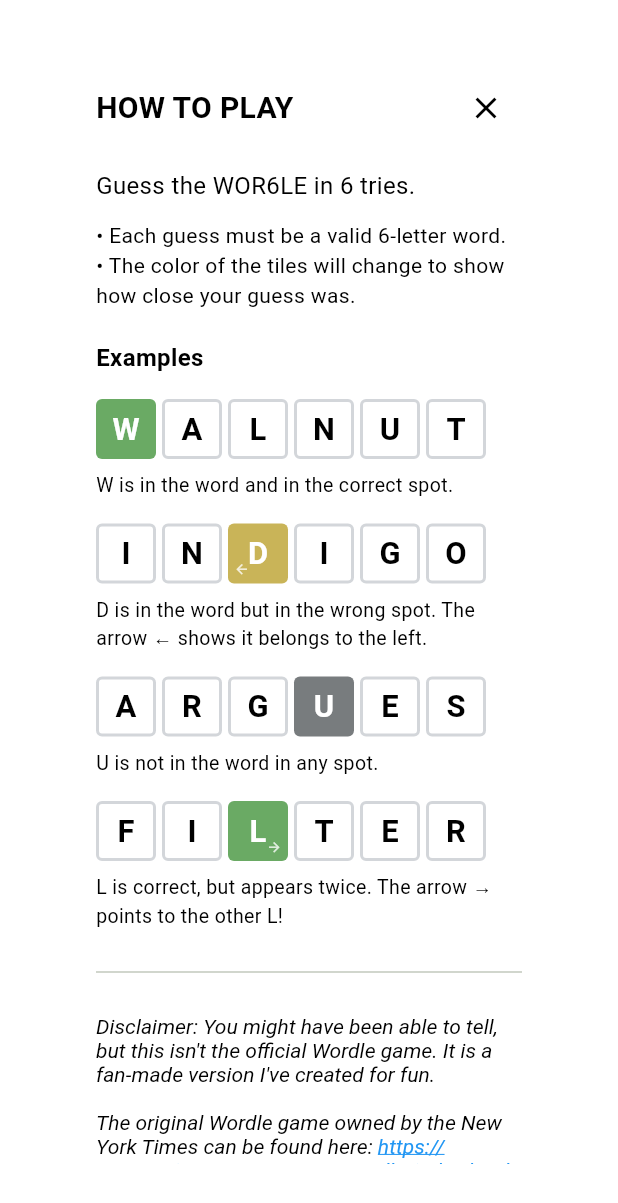
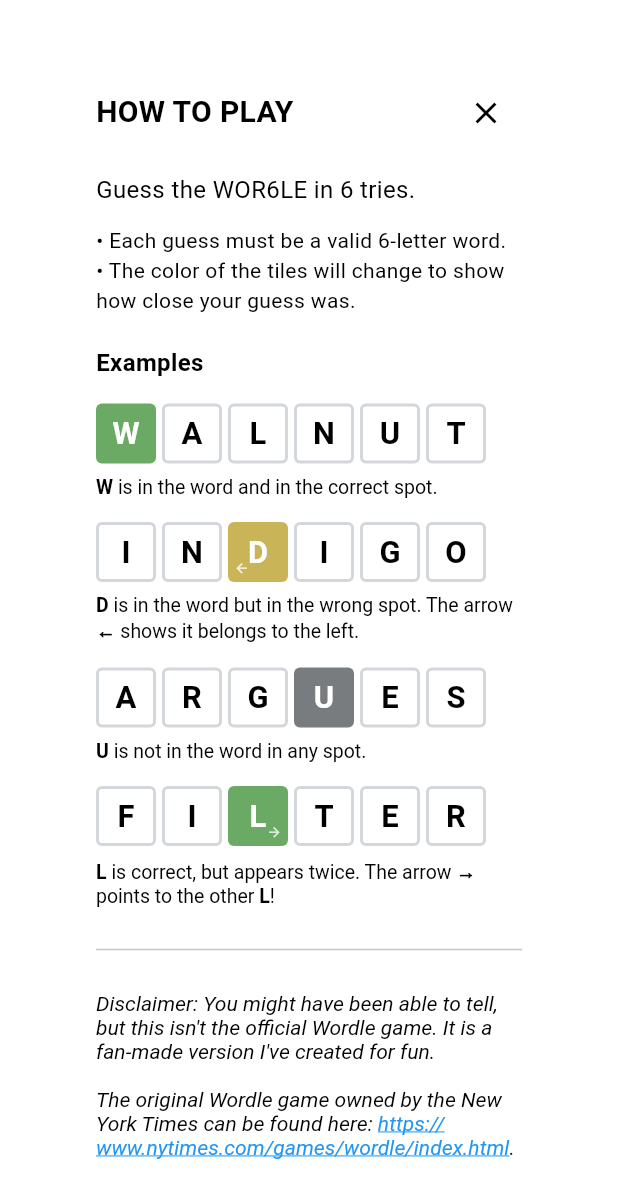
Before and after one commit to gridlocdev/wor6le, a Flutter app: the HelpDialog widget shown alone on an empty page, opened directly, on a phone screen of 412 x 824 dp. Shown: the top 1203 px of the screen. Run offline on Flutter 3.47's test engine with Material 3 defaults, Android fonts, the phone set to English and light mode, and no system bars; our stand-ins replace shared_preferences; accounts and stored records are empty; project files that could hold a hidden picture were left out.

Commit message:
make text bold for example letters and arrows

```diff
--- a/lib/dialogs/help_dialog.dart
+++ b/lib/dialogs/help_dialog.dart
@@ -80,17 +80,45 @@ class HelpDialog extends StatelessWidget {
                 ),
               ),
               const SizedBox(height: 16),
-              _buildExample('W is in the word and in the correct spot.', [
+              _buildExample(
+                TextSpan(
+                  children: [
+                    const TextSpan(
+                      text: 'W',
+                      style: TextStyle(fontWeight: FontWeight.bold),
+                    ),
+                    const TextSpan(
+                      text: ' is in the word and in the correct spot.',
+                    ),
+                  ],
+                ),
+                [
                   const TileState(letter: 'W', status: LetterStatus.correct),
                   const TileState(letter: 'A', status: LetterStatus.empty),
                   const TileState(letter: 'L', status: LetterStatus.empty),
                   const TileState(letter: 'N', status: LetterStatus.empty),
                   const TileState(letter: 'U', status: LetterStatus.empty),
                   const TileState(letter: 'T', status: LetterStatus.empty),
-              ]),
+                ],
+              ),
               const SizedBox(height: 16),
               _buildExample(
-                'D is in the word but in the wrong spot. The arrow ← shows it belongs to the left.',
+                TextSpan(
+                  children: [
+                    const TextSpan(
+                      text: 'D',
+                      style: TextStyle(fontWeight: FontWeight.bold),
+                    ),
+                    const TextSpan(
+                      text: ' is in the word but in the wrong spot. The arrow ',
+                    ),
+                    const TextSpan(
+                      text: '←',
+                      style: TextStyle(fontWeight: FontWeight.bold),
+                    ),
+                    const TextSpan(text: ' shows it belongs to the left.'),
+                  ],
+                ),
                 [
                   const TileState(letter: 'I', status: LetterStatus.empty),
                   const TileState(letter: 'N', status: LetterStatus.empty),
@@ -105,17 +133,48 @@ class HelpDialog extends StatelessWidget {
                 ],
               ),
               const SizedBox(height: 16),
-              _buildExample('U is not in the word in any spot.', [
+              _buildExample(
+                TextSpan(
+                  children: [
+                    const TextSpan(
+                      text: 'U',
+                      style: TextStyle(fontWeight: FontWeight.bold),
+                    ),
+                    const TextSpan(text: ' is not in the word in any spot.'),
+                  ],
+                ),
+                [
                   const TileState(letter: 'A', status: LetterStatus.empty),
                   const TileState(letter: 'R', status: LetterStatus.empty),
                   const TileState(letter: 'G', status: LetterStatus.empty),
                   const TileState(letter: 'U', status: LetterStatus.absent),
                   const TileState(letter: 'E', status: LetterStatus.empty),
                   const TileState(letter: 'S', status: LetterStatus.empty),
-              ]),
+                ],
+              ),
               const SizedBox(height: 16),
               _buildExample(
-                'L is correct, but appears twice. The arrow → points to the other L!',
+                TextSpan(
+                  children: [
+                    const TextSpan(
+                      text: 'L',
+                      style: TextStyle(fontWeight: FontWeight.bold),
+                    ),
+                    const TextSpan(
+                      text: ' is correct, but appears twice. The arrow ',
+                    ),
+                    const TextSpan(
+                      text: '→',
+                      style: TextStyle(fontWeight: FontWeight.bold),
+                    ),
+                    const TextSpan(text: ' points to the other '),
+                    const TextSpan(
+                      text: 'L',
+                      style: TextStyle(fontWeight: FontWeight.bold),
+                    ),
+                    const TextSpan(text: '!'),
+                  ],
+                ),
                 [
                   const TileState(letter: 'F', status: LetterStatus.empty),
                   const TileState(letter: 'I', status: LetterStatus.empty),
@@ -179,7 +238,7 @@ class HelpDialog extends StatelessWidget {
     );
   }
 
-  Widget _buildExample(String description, List<TileState> tiles) {
+  Widget _buildExample(InlineSpan description, List<TileState> tiles) {
     return Column(
       crossAxisAlignment: CrossAxisAlignment.start,
       children: [
@@ -202,11 +261,13 @@ class HelpDialog extends StatelessWidget {
               .toList(),
         ),
         const SizedBox(height: 8),
-        Text(
-          description,
+        RichText(
+          text: TextSpan(
             style: TextStyle(
               fontSize: 13,
               color: AppColors.getTextColorForBackground(darkMode),
+            ),
+            children: [description],
           ),
         ),
       ],
```
Lines whose indentation alone changed are shown as unchanged.
